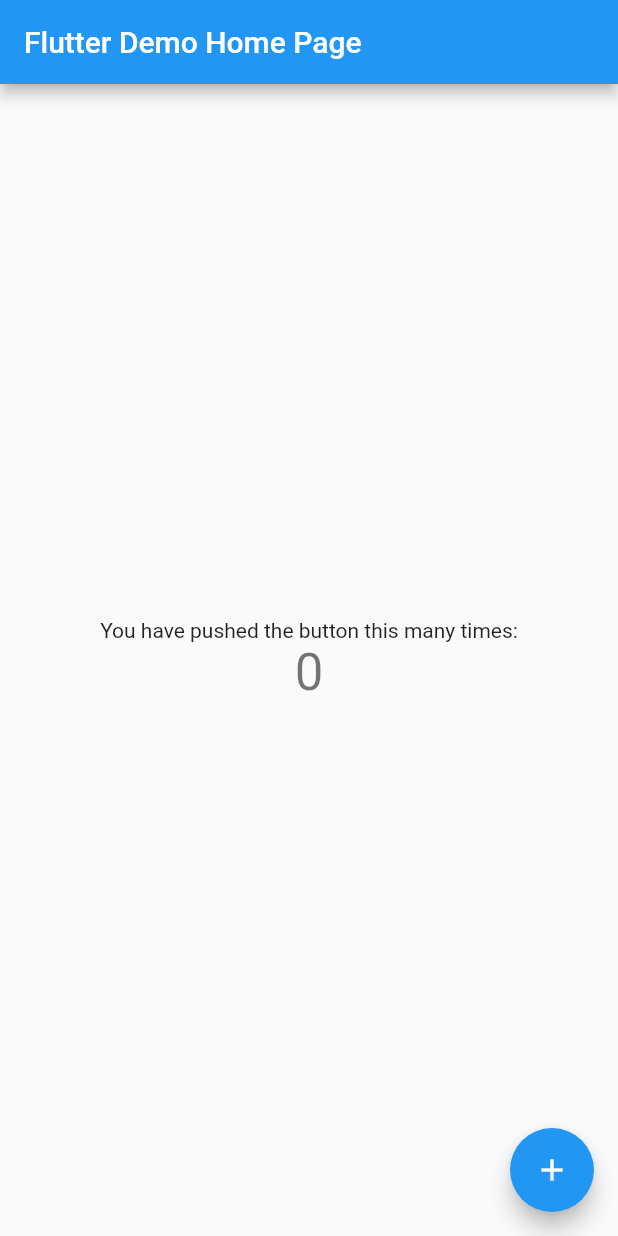
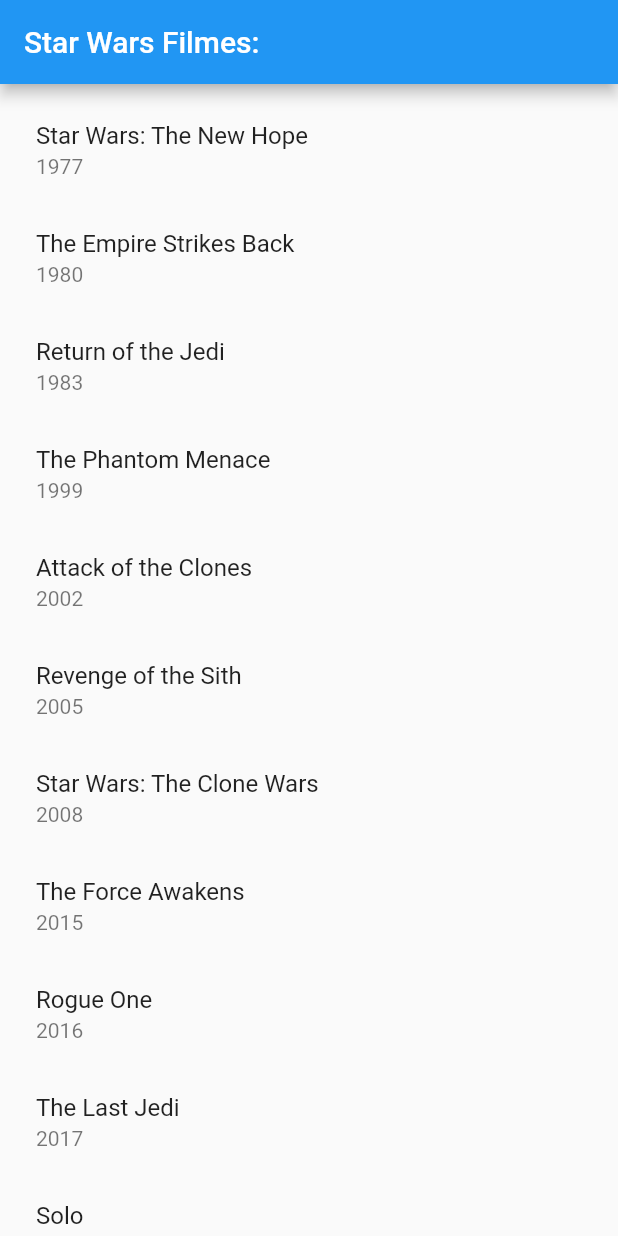
Before and after one commit to atbamparo/flutter-starwars, a Flutter app: the screen it shows after launch, on a phone screen of 412 x 824 dp. Run offline on Flutter 3.47's test engine with Material 2 defaults, Android fonts, the light colour scheme and no system bars; network calls fail.

Commit message:
fisrt interaction

```diff
--- a/starwars/lib/main.dart
+++ b/starwars/lib/main.dart
@@ -1,111 +1,21 @@
 import 'package:flutter/material.dart';
+import 'package:starwars/movies.dart';
+import 'package:starwars/swapi.dart';
 
-void main() => runApp(MyApp());
+void main() {
+  var api = new Swapi().getMovies();
+  api.then((m) => debugPrint(m.toString()));
+  runApp(MyApp());
+}
 
 class MyApp extends StatelessWidget {
-  // This widget is the root of your application.
   @override
   Widget build(BuildContext context) {
     return MaterialApp(
-      title: 'Flutter Demo',
-      theme: ThemeData(
-        // This is the theme of your application.
-        //
-        // Try running your application with "flutter run". You'll see the
-        // application has a blue toolbar. Then, without quitting the app, try
-        // changing the primarySwatch below to Colors.green and then invoke
-        // "hot reload" (press "r" in the console where you ran "flutter run",
-        // or simply save your changes to "hot reload" in a Flutter IDE).
-        // Notice that the counter didn't reset back to zero; the application
-        // is not restarted.
-        primarySwatch: Colors.blue,
+      home: Scaffold(
+        appBar: AppBar(title: Text('Star Wars Filmes:')),
+        body: Movies(),
       ),
-      home: MyHomePage(title: 'Flutter Demo Home Page'),
     );
   }
 }
-
-class MyHomePage extends StatefulWidget {
-  MyHomePage({Key key, this.title}) : super(key: key);
-
-  // This widget is the home page of your application. It is stateful, meaning
-  // that it has a State object (defined below) that contains fields that affect
-  // how it looks.
-
-  // This class is the configuration for the state. It holds the values (in this
-  // case the title) provided by the parent (in this case the App widget) and
-  // used by the build method of the State. Fields in a Widget subclass are
-  // always marked "final".
-
-  final String title;
-
-  @override
-  _MyHomePageState createState() => _MyHomePageState();
-}
-
-class _MyHomePageState extends State<MyHomePage> {
-  int _counter = 0;
-
-  void _incrementCounter() {
-    setState(() {
-      // This call to setState tells the Flutter framework that something has
-      // changed in this State, which causes it to rerun the build method below
-      // so that the display can reflect the updated values. If we changed
-      // _counter without calling setState(), then the build method would not be
-      // called again, and so nothing would appear to happen.
-      _counter++;
-    });
-  }
-
-  @override
-  Widget build(BuildContext context) {
-    // This method is rerun every time setState is called, for instance as done
-    // by the _incrementCounter method above.
-    //
-    // The Flutter framework has been optimized to make rerunning build methods
-    // fast, so that you can just rebuild anything that needs updating rather
-    // than having to individually change instances of widgets.
-    return Scaffold(
-      appBar: AppBar(
-        // Here we take the value from the MyHomePage object that was created by
-        // the App.build method, and use it to set our appbar title.
-        title: Text(widget.title),
-      ),
-      body: Center(
-        // Center is a layout widget. It takes a single child and positions it
-        // in the middle of the parent.
-        child: Column(
-          // Column is also a layout widget. It takes a list of children and
-          // arranges them vertically. By default, it sizes itself to fit its
-          // children horizontally, and tries to be as tall as its parent.
-          //
-          // Invoke "debug painting" (press "p" in the console, choose the
-          // "Toggle Debug Paint" action from the Flutter Inspector in Android
-          // Studio, or the "Toggle Debug Paint" command in Visual Studio Code)
-          // to see the wireframe for each widget.
-          //
-          // Column has various properties to control how it sizes itself and
-          // how it positions its children. Here we use mainAxisAlignment to
-          // center the children vertically; the main axis here is the vertical
-          // axis because Columns are vertical (the cross axis would be
-          // horizontal).
-          mainAxisAlignment: MainAxisAlignment.center,
-          children: <Widget>[
-            Text(
-              'You have pushed the button this many times:',
-            ),
-            Text(
-              '$_counter',
-              style: Theme.of(context).textTheme.display1,
-            ),
-          ],
-        ),
-      ),
-      floatingActionButton: FloatingActionButton(
-        onPressed: _incrementCounter,
-        tooltip: 'Increment',
-        child: Icon(Icons.add),
-      ), // This trailing comma makes auto-formatting nicer for build methods.
-    );
-  }
-}
--- /dev/null
+++ b/starwars/lib/main2.dart
@@ -0,0 +1,111 @@
+import 'package:flutter/material.dart';
+
+void main() => runApp(MyApp());
+
+class MyApp extends StatelessWidget {
+  // This widget is the root of your application.
+  @override
+  Widget build(BuildContext context) {
+    return MaterialApp(
+      title: 'Flutter Demo',
+      theme: ThemeData(
+        // This is the theme of your application.
+        //
+        // Try running your application with "flutter run". You'll see the
+        // application has a blue toolbar. Then, without quitting the app, try
+        // changing the primarySwatch below to Colors.green and then invoke
+        // "hot reload" (press "r" in the console where you ran "flutter run",
+        // or simply save your changes to "hot reload" in a Flutter IDE).
+        // Notice that the counter didn't reset back to zero; the application
+        // is not restarted.
+        primarySwatch: Colors.blue,
+      ),
+      home: MyHomePage(title: 'Flutter Demo Home Page'),
+    );
+  }
+}
+
+class MyHomePage extends StatefulWidget {
+  MyHomePage({Key key, this.title}) : super(key: key);
+
+  // This widget is the home page of your application. It is stateful, meaning
+  // that it has a State object (defined below) that contains fields that affect
+  // how it looks.
+
+  // This class is the configuration for the state. It holds the values (in this
+  // case the title) provided by the parent (in this case the App widget) and
+  // used by the build method of the State. Fields in a Widget subclass are
+  // always marked "final".
+
+  final String title;
+
+  @override
+  _MyHomePageState createState() => _MyHomePageState();
+}
+
+class _MyHomePageState extends State<MyHomePage> {
+  int _counter = 0;
+
+  void _incrementCounter() {
+    setState(() {
+      // This call to setState tells the Flutter framework that something has
+      // changed in this State, which causes it to rerun the build method below
+      // so that the display can reflect the updated values. If we changed
+      // _counter without calling setState(), then the build method would not be
+      // called again, and so nothing would appear to happen.
+      _counter++;
+    });
+  }
+
+  @override
+  Widget build(BuildContext context) {
+    // This method is rerun every time setState is called, for instance as done
+    // by the _incrementCounter method above.
+    //
+    // The Flutter framework has been optimized to make rerunning build methods
+    // fast, so that you can just rebuild anything that needs updating rather
+    // than having to individually change instances of widgets.
+    return Scaffold(
+      appBar: AppBar(
+        // Here we take the value from the MyHomePage object that was created by
+        // the App.build method, and use it to set our appbar title.
+        title: Text(widget.title),
+      ),
+      body: Center(
+        // Center is a layout widget. It takes a single child and positions it
+        // in the middle of the parent.
+        child: Column(
+          // Column is also a layout widget. It takes a list of children and
+          // arranges them vertically. By default, it sizes itself to fit its
+          // children horizontally, and tries to be as tall as its parent.
+          //
+          // Invoke "debug painting" (press "p" in the console, choose the
+          // "Toggle Debug Paint" action from the Flutter Inspector in Android
+          // Studio, or the "Toggle Debug Paint" command in Visual Studio Code)
+          // to see the wireframe for each widget.
+          //
+          // Column has various properties to control how it sizes itself and
+          // how it positions its children. Here we use mainAxisAlignment to
+          // center the children vertically; the main axis here is the vertical
+          // axis because Columns are vertical (the cross axis would be
+          // horizontal).
+          mainAxisAlignment: MainAxisAlignment.center,
+          children: <Widget>[
+            Text(
+              'You have clicked the button this many times:',
+            ),
+            Text(
+              '$_counter',
+              style: Theme.of(context).textTheme.display1,
+            ),
+          ],
+        ),
+      ),
+      floatingActionButton: FloatingActionButton(
+        onPressed: _incrementCounter,
+        tooltip: 'Increment',
+        child: Icon(Icons.add),
+      ), // This trailing comma makes auto-formatting nicer for build methods.
+    );
+  }
+}
--- /dev/null
+++ b/starwars/lib/movies.dart
@@ -0,0 +1,46 @@
+import 'package:flutter/material.dart';
+import 'package:flutter/widgets.dart';
+import 'package:starwars/movie_detail.dart';
+
+class Movie {
+  final String title;
+  final int year;
+  const Movie(this.title, this.year);
+}
+
+const movies = <Movie>[
+  Movie('Star Wars: The New Hope', 1977),
+  Movie('The Empire Strikes Back', 1980),
+  Movie('Return of the Jedi', 1983),
+  Movie('The Phantom Menace', 1999),
+  Movie('Attack of the Clones', 2002),
+  Movie('Revenge of the Sith', 2005),
+  Movie('Star Wars: The Clone Wars', 2008),
+  Movie('The Force Awakens', 2015),
+  Movie('Rogue One', 2016),
+  Movie('The Last Jedi', 2017),
+  Movie('Solo', 2018),
+  Movie('The Rise of Skywalker', 2019),
+];
+
+class Movies extends StatelessWidget {
+  @override
+  Widget build(BuildContext context) {
+    return ListView.builder(
+        padding: const EdgeInsets.all(8),
+        itemCount: movies.length,
+        itemBuilder: (BuildContext context, int index) {
+          return ListTile(
+            title: Align(
+              alignment: Alignment.topLeft,
+              child: Text(movies[index].title),
+            ),
+            subtitle: Text(movies[index].year.toString()),
+            onTap: () => Navigator.push(
+                context,
+                MaterialPageRoute(
+                    builder: (context) => MovieDetail(movies[index]))),
+          );
+        });
+  }
+}
--- /dev/null
+++ b/starwars/lib/swapi.dart
@@ -0,0 +1,15 @@
+import 'dart:convert';
+import 'package:http/http.dart' as http;
+import 'package:starwars/movies.dart';
+
+class Swapi {
+  Future<List<Movie>> getMovies() {
+    var url = "https://swapi.co/api/films/?format=json";
+    return http.get(url).then((response) {
+      var content = json.decode(response.body);
+      return List<Movie>.from(content['results'].map((el) {
+        return Movie(el['title'], 1);
+      }));
+    });
+  }
+}
--- a/starwars/pubspec.yaml
+++ b/starwars/pubspec.yaml
@@ -23,11 +23,12 @@
   # The following adds the Cupertino Icons font to your application.
   # Use with the CupertinoIcons class for iOS style icons.
   cupertino_icons: ^0.1.2
+  http: ^0.11.3+16
+
 
 dev_dependencies:
   flutter_test:
     sdk: flutter
-
 
 # For information on the generic Dart part of this file, see the
 # following page: https://dart.dev/tools/pub/pubspec
```
Also changed, not shown: starwars/lib/movie_detail.dart (added, +16 -0 lines).
